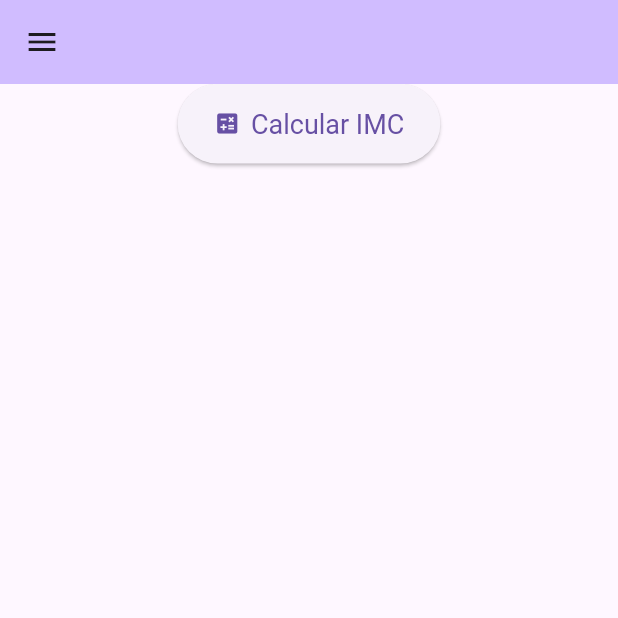
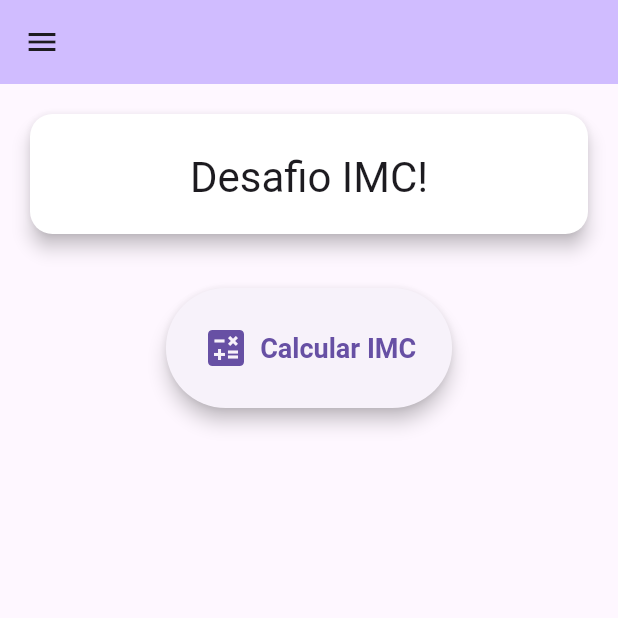
Before and after one commit to felipeelvas/desafio_imc, a Flutter app: the screen it shows after launch, after a tap on "ENTRAR", on a phone screen of 412 x 824 dp, the top half of it. Run offline on Flutter 3.47's test engine with Material 3 defaults, Android fonts, the light colour scheme and no system bars; our stand-ins replace google_fonts; network calls fail.

Commit message:
Desafio Imc

```diff
--- a/lib/my_app.dart
+++ b/lib/my_app.dart
@@ -41,7 +41,9 @@
 //   );
 // }
 
+import 'package:desafio_imc/screen/imc_screen.dart';
 import 'package:desafio_imc/screen/login_page.dart';
+import 'package:desafio_imc/screen/main_page.dart';
 import 'package:flutter/material.dart';
 import 'package:google_fonts/google_fonts.dart';
 
@@ -64,7 +66,17 @@ class MyApp extends StatelessWidget {
           ),
         ),
       ),
-      home: const LoginPage(),
+
+      initialRoute: '/',
+      routes: {
+        '/': (_) => const LoginPage(),
+        '/main': (_) => const MainPage(title: 'Cálculo de IMC'),
+        '/imc': (_) => const ImcScreen(),
+      },
+
+      //fallback se nenhuma rota for encontrada
+      onUnknownRoute: (_) => MaterialPageRoute(builder: (_) => const LoginPage(),
+      )
     );
   }
 }
--- a/lib/screen/login_page.dart
+++ b/lib/screen/login_page.dart
@@ -1,3 +1,4 @@
+import 'package:desafio_imc/screen/password_page.dart';
 import 'package:desafio_imc/shared/app_images.dart';
 import 'package:flutter/foundation.dart';
 import 'package:flutter/material.dart';
@@ -39,24 +40,6 @@ class _LoginPageState extends State<LoginPage> {
                   ],
                 ),
                 const SizedBox(height: 20),
-                Text(
-                  "Já tem cadastro?",
-                  style: TextStyle(
-                    fontSize: 26,
-                    fontWeight: FontWeight.w700,
-                    color: Colors.white,
-                  ),
-                ),
-                const SizedBox(height: 10),
-                Text(
-                  "Faça seu login e make the change_",
-                  style: TextStyle(
-                    fontSize: 16,
-                    fontWeight: FontWeight.w400,
-                    color: Colors.white,
-                  ),
-                ),
-                const SizedBox(height: 40),
                 Container(
                   width: double.infinity,
                   margin: const EdgeInsets.symmetric(horizontal: 30),
@@ -180,13 +163,20 @@ class _LoginPageState extends State<LoginPage> {
                   ),
                 ),
                 const SizedBox(height: 20),
-                Expanded(child: Container()),
-                Container(
-                  width: double.infinity,
-                  margin: const EdgeInsets.symmetric(horizontal: 30),
-                  // color: Colors.green,
-                  height: 30,
-                  alignment: Alignment.center,
+                Expanded(child: Container(
+
+                )),
+                Column(
+                  children: [
+                    GestureDetector(
+                      onTap: () {
+                        Navigator.push(
+                          context,
+                          MaterialPageRoute(
+                            builder: (context) => PasswordPage(),
+                          ),
+                        );
+                      },
                       child: Text(
                         "Esqueci minha senha",
                         style: TextStyle(
@@ -194,8 +184,28 @@ class _LoginPageState extends State<LoginPage> {
                           fontWeight: FontWeight.w500,
                           color: Colors.yellow,
                         ),
+
+                      ),
+
+                    ),
+                    Text(
+                      "Não tem cadastro?",
+                      style: TextStyle(
+                        fontSize: 26,
+                        fontWeight: FontWeight.w700,
+                        color: Colors.white,
                       ),
                     ),
+                    const SizedBox(height: 10),
+                    Text(
+                      "Faça sua inscrição",
+                      style: TextStyle(
+                        fontSize: 16,
+                        fontWeight: FontWeight.w400,
+                        color: Colors.white,
+                      ),
+                    ),
+                    const SizedBox(height: 40),
                     Container(
                       width: double.infinity,
                       margin: const EdgeInsets.symmetric(horizontal: 30),
@@ -213,8 +223,9 @@ class _LoginPageState extends State<LoginPage> {
                     const SizedBox(height: 60),
                   ],
                 ),
+              ],
             ),
-        ),
+          ),      )
       ),
     );
   }
--- a/lib/screen/main_page.dart
+++ b/lib/screen/main_page.dart
@@ -1,4 +1,4 @@
-import 'package:desafio_imc/utils/app_routes.dart';
+import 'package:desafio_imc/screen/imc_screen.dart';
 import 'package:flutter/material.dart';
 
 import '../shared/custon_drawer.dart';
@@ -13,10 +13,6 @@ class MainPage extends StatefulWidget {
 }
 
 class _MainpageState extends State<MainPage> {
-  void _navegarParaImc() {
-    Navigator.of(context).pushNamed(AppRoutes.imc);
-  }
-
   @override
   Widget build(BuildContext context) {
     return Scaffold(
@@ -26,22 +22,49 @@ class _MainpageState extends State<MainPage> {
       ),
       drawer: CustomDrawer(),
       body: Column(
+        mainAxisAlignment: MainAxisAlignment.start,
+        // crossAxisAlignment: CrossAxisAlignment.center,
         children: [
-          Center(
-            child: ElevatedButton.icon(
-              icon: const Icon(Icons.calculate),
-              label: const Text('Calcular IMC'),
-              onPressed: () {
-                _navegarParaImc;
-              },
-              // onPressed: ,
-              style: ElevatedButton.styleFrom(
-                padding: const EdgeInsets.symmetric(
-                  horizontal: 24,
-                  vertical: 16,
+          SizedBox(
+            width: double.infinity,
+            height: 120,
+            child: Card(
+              color: Theme.of(context).colorScheme.onPrimary,
+              shape: RoundedRectangleBorder(
+                borderRadius: BorderRadius.circular(15),
+              ),
+              margin: const EdgeInsets.all(20),
+              elevation: 5,
+              shadowColor: Colors.black,
+              child: Padding(
+                padding: const EdgeInsets.all(24.0),
+                child: Text('Desafio IMC!',
+                style: Theme.of(context).textTheme.headlineMedium, textAlign: TextAlign.center,),
+              ),
+            ),
+          ),
+          Padding(
+            padding: const EdgeInsets.all(16),
+            child: Row(
+              mainAxisAlignment: MainAxisAlignment.center,
+              children: [
+                ElevatedButton.icon(
+                  icon: Icon(Icons.calculate, size: 32,),
+                  onPressed: () {
+                    Navigator.push(
+                      context,
+                    MaterialPageRoute(builder: (BuildContext context) => const ImcScreen())
+                    );
+                  },
+                  label:  Text('Calcular IMC'),
+                  style: ElevatedButton.styleFrom(
+                    padding:  EdgeInsets.all(24),
+                    textStyle:  TextStyle(fontSize: 18, fontWeight: FontWeight.bold),
+                    elevation: 5,
+                    shadowColor: Colors.black,
+                  ),
                 ),
-                textStyle: const TextStyle(fontSize: 18),
-              ),
+              ],
             ),
           ),
         ],
--- a/lib/shared/custon_drawer.dart
+++ b/lib/shared/custon_drawer.dart
@@ -39,8 +39,10 @@ class CustomDrawer extends StatelessWidget {
                           leading: const Icon(Icons.calculate),
                           title: const Text('Calcular IMC'),
                           onTap: () {
-                            Navigator.pop(context);
-                            // Adicione a navegação para a tela de cálculo de IMC aqui
+                            Navigator.pushReplacement(
+                                context,
+                                MaterialPageRoute(builder: (context) => ImcScreen())
+                            );
                           },
                         ),
                         ListTile(
--- a/lib/utils/app_routes.dart
+++ /dev/null
@@ -1,4 +0,0 @@
-class AppRoutes {
-  static const imc = '/imc';
-  // static const
-}
```
Also changed, not shown: lib/screen/imc_screen.dart (+14 -3 lines), lib/screen/password_page.dart (added, +53 -0 lines). Lines whose indentation alone changed are shown as unchanged.
